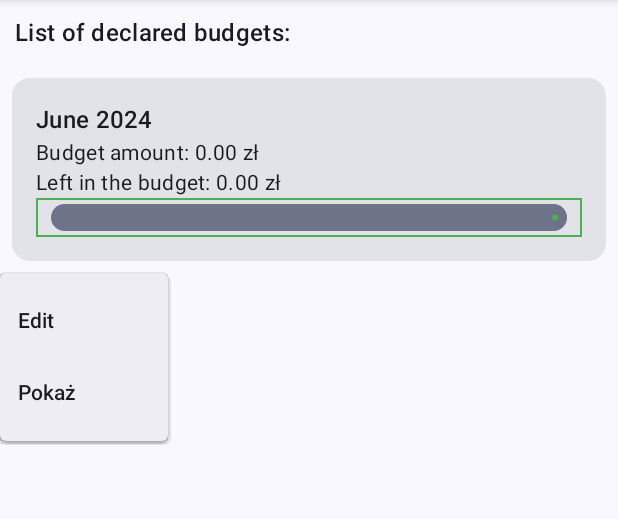
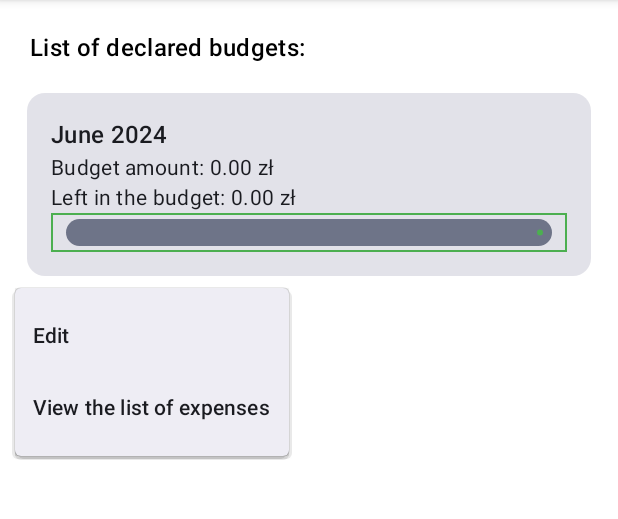
Before and after one commit to KogelMogel123/BudgetBuddy, an Android app built with Jetpack Compose: the BudgetsScreen screen opened through its navigation route, after a tap on an icon or button, on a phone screen of 412 x 824 dp, the part 84-603 px from its top. Run offline under Robolectric (Android 15) with nearby library versions, the phone set to English and light mode, and no system bars; our stand-ins replace Room's generated code, livedata-compose; libraries missing offline, so code that uses them is left out: co.yml.charts; 3 statements that could not run were skipped.

Commit message:
Update strings.xml for Polish translation of "View the list of expenses"

```diff
--- a/BudgetBuddy/app/src/main/java/com/kogelmogel123/budgetbuddy/ui/components/BudgetItemComponent.kt
+++ b/BudgetBuddy/app/src/main/java/com/kogelmogel123/budgetbuddy/ui/components/BudgetItemComponent.kt
@@ -73,7 +73,7 @@ fun BudgetItemComponent(budgetWithExpenses: BudgetWithExpenses, totalExpenses: D
             }
         )
         DropdownMenuItem(
-            text = { Text("Pokaż") },
+            text = { Text(stringResource(id = R.string.view_the_list_of_expenses)) },
             onClick = {
                 onShowExpenses()
                 expanded = false
--- a/BudgetBuddy/app/src/main/java/com/kogelmogel123/budgetbuddy/ui/screens/BudgetsScreen.kt
+++ b/BudgetBuddy/app/src/main/java/com/kogelmogel123/budgetbuddy/ui/screens/BudgetsScreen.kt
@@ -6,7 +6,6 @@ import androidx.compose.foundation.layout.padding
 import androidx.compose.foundation.lazy.LazyColumn
 import androidx.compose.foundation.lazy.items
 import androidx.compose.material3.MaterialTheme
-import androidx.compose.material3.Scaffold
 import androidx.compose.material3.Text
 import androidx.compose.runtime.Composable
 import androidx.compose.runtime.getValue
@@ -24,11 +23,7 @@ import org.koin.androidx.compose.koinViewModel
 fun BudgetsScreen(viewModel: BudgetViewModel = koinViewModel(), navController: NavController) {
     val budgetsWithExpenses by viewModel.budgetsWithExpenses.observeAsState(initial = emptyList())
 
-    Scaffold(
-    )
-
-    { paddingValues ->
-        Column(modifier = Modifier.padding(paddingValues)) {
+        Column(modifier = Modifier.padding(10.dp)) {
             Text(text = "${stringResource(id = R.string.list_of_declared_budgets)}:",
                 style = MaterialTheme.typography.titleMedium,
                 modifier = Modifier
@@ -46,6 +41,5 @@ fun BudgetsScreen(viewModel: BudgetViewModel = koinViewModel(), navController: N
                         onShowExpenses = { navController.navigate("budgetWithExpensesScreen/${budgetWithExpenses.budget.id}") })
                 }
             }
-        }
     }
 }
--- a/BudgetBuddy/app/src/main/res/values/strings.xml
+++ b/BudgetBuddy/app/src/main/res/values/strings.xml
@@ -56,4 +56,5 @@
     <string name="delete">Delete</string>
     <string name="negative_amount_error">The value must not be negative</string>
     <string name="expenses_in_the_month_of">Expenses in the month of</string>
+    <string name="view_the_list_of_expenses">View the list of expenses</string>
 </resources>
```
Also changed, not shown: 1 other file.
